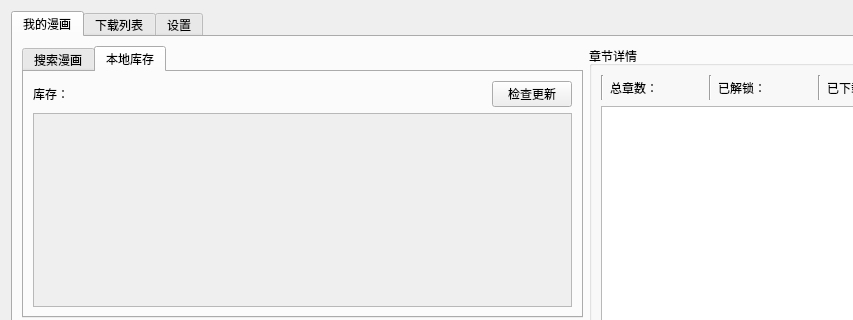
The window that src/ui/mainWidget.ui (Zeal-L/BiliBili-Manga-Downloader) describes before a commit, drawn with Qt 5; both pictures show x 0 to 853 and y 0 to 320 of the 1171 by 704 pixel window.
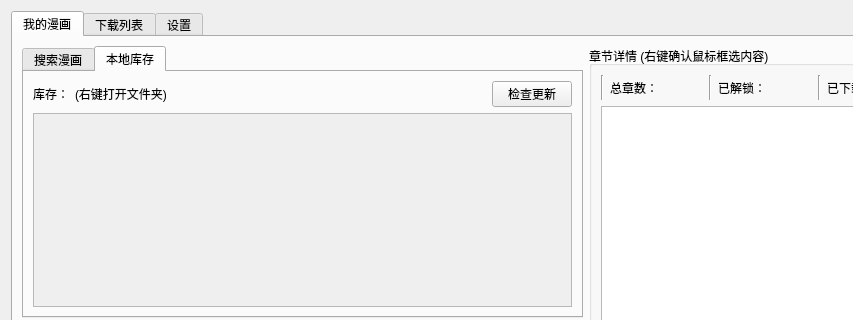
The same window after the commit. The open tabs and pages were chosen to show the change. Icons and pictures are not drawn.

The edit to the form file:
```diff
--- a/src/ui/mainWidget.ui
+++ b/src/ui/mainWidget.ui
@@ -113,6 +113,13 @@
                  </property>
                 </widget>
                </item>
+               <item>
+                <widget class="QLabel" name="label">
+                 <property name="text">
+                  <string>(右键打开文件夹)</string>
+                 </property>
+                </widget>
+               </item>
                <item>
                 <spacer name="horizontalSpacer_3">
                  <property name="orientation">
@@ -254,7 +261,7 @@
        <item>
         <widget class="QGroupBox" name="groupBox_chp_detail">
          <property name="title">
-          <string>章节详情</string>
+          <string>章节详情 (右键确认鼠标框选内容)</string>
          </property>
          <layout class="QVBoxLayout" name="verticalLayout_4" stretch="0,0">
           <item>
```
Left out of the diff: 8 changed lines with no effect on the pictures.
